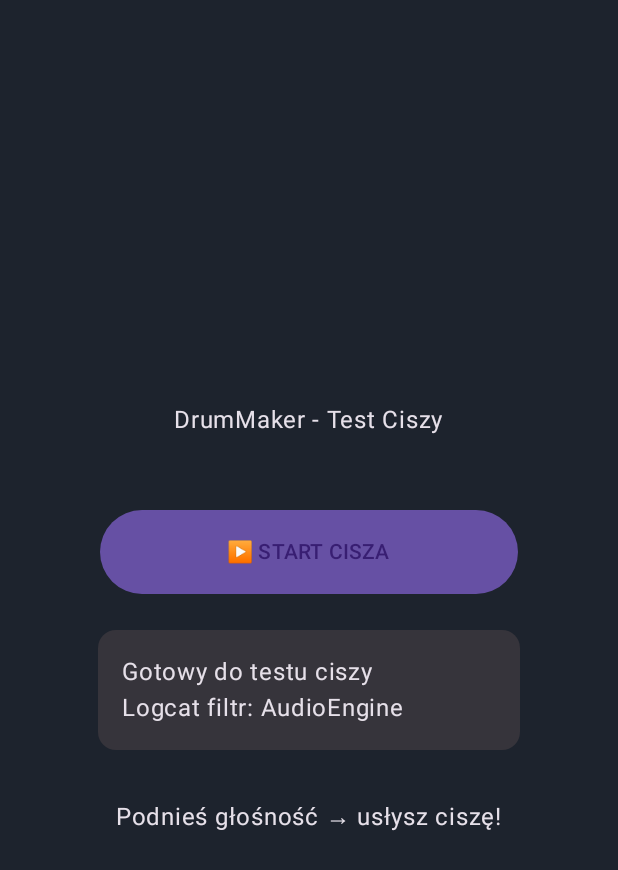
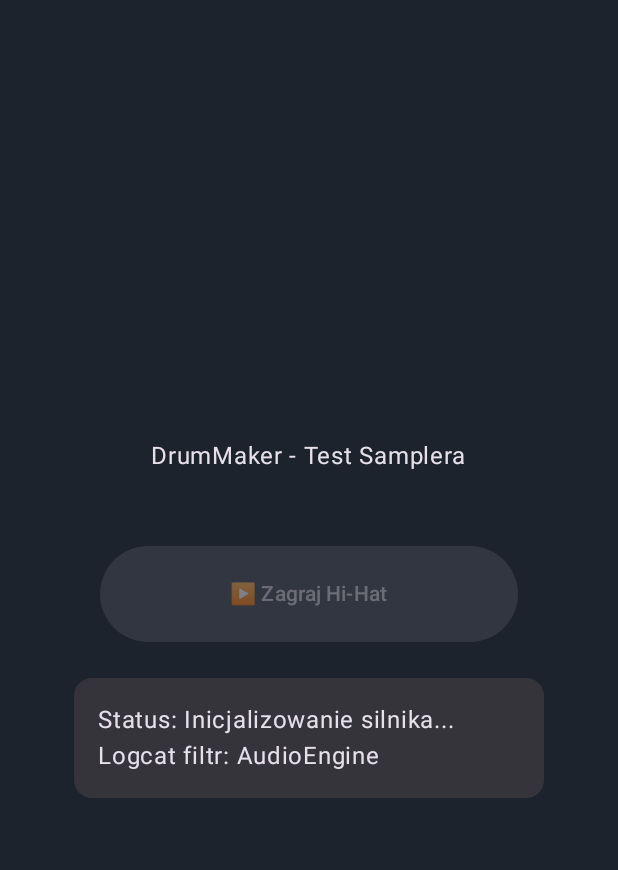
Before and after one commit to JKozina02/DrumMaker, an Android app built with Jetpack Compose: the screen it shows after launch (MainActivity), on a phone screen of 412 x 824 dp. Shown: the top 870 px of the screen. Run offline under Robolectric (Android 15) with nearby library versions, the phone set to English and light mode, and no system bars; 2 statements that could not run were skipped.

Commit message:
Code refactor

```diff
--- a/app/src/main/java/com/example/drummaker/composable/OptionScreen.kt
+++ b/app/src/main/java/com/example/drummaker/composable/OptionScreen.kt
@@ -2,13 +2,10 @@ package com.example.drummaker.composable
 
 import androidx.compose.foundation.layout.Box
 import androidx.compose.foundation.layout.Row
-import androidx.compose.foundation.layout.Spacer
 import androidx.compose.foundation.layout.fillMaxSize
-import androidx.compose.foundation.layout.size
 import androidx.compose.material3.Text
 import androidx.compose.runtime.Composable
 import androidx.compose.ui.Modifier
-import androidx.compose.ui.unit.dp
 import com.example.drummaker.composable.reusable.InnerShadowBox
 
 @Composable
--- a/app/src/main/java/com/example/drummaker/composable/TestScreen.kt
+++ b/app/src/main/java/com/example/drummaker/composable/TestScreen.kt
@@ -1,30 +1,81 @@
 package com.example.drummaker.composable
 
+import android.content.res.AssetManager
 import androidx.compose.foundation.layout.Arrangement
 import androidx.compose.foundation.layout.Column
+import androidx.compose.foundation.layout.Row
 import androidx.compose.foundation.layout.Spacer
 import androidx.compose.foundation.layout.fillMaxSize
+import androidx.compose.foundation.layout.fillMaxWidth
+import androidx.compose.foundation.layout.height
 import androidx.compose.foundation.layout.padding
+import androidx.compose.material3.Button
+import androidx.compose.material3.Card
 import androidx.compose.material3.Text
 import androidx.compose.runtime.Composable
+import androidx.compose.runtime.DisposableEffect
+import androidx.compose.runtime.LaunchedEffect
 import androidx.compose.runtime.getValue
 import androidx.compose.runtime.mutableStateOf
 import androidx.compose.runtime.remember
 import androidx.compose.runtime.setValue
 import androidx.compose.ui.Alignment
 import androidx.compose.ui.Modifier
+import androidx.compose.ui.platform.LocalContext
 import androidx.compose.ui.unit.dp
-import androidx.compose.foundation.layout.fillMaxWidth
-import androidx.compose.foundation.layout.height
-import androidx.compose.material3.Button
-import androidx.compose.material3.Card
 import com.example.drummaker.scripts.AudioEngineJNI
+import kotlinx.coroutines.Dispatchers
+import kotlinx.coroutines.withContext
 
 @Composable
 fun TestScreen() {
-    var handle by remember { mutableStateOf(0L) }
-    var status by remember { mutableStateOf("Gotowy do testu ciszy") }
+    val context = LocalContext.current
+    var engineHandle by remember { mutableStateOf(0L) }
+    var hihatSampleId by remember { mutableStateOf(-1) }
+    var status by remember { mutableStateOf("Gotowy") }
 
+    // --- Efekty do zarządzania cyklem życia silnika ---
+    LaunchedEffect(Unit) {
+        status = "Inicjalizowanie silnika..."
+        withContext(Dispatchers.IO) {
+            val handle = AudioEngineJNI.init(
+                assetManager = context.assets,
+                sampleRate = 48000,
+                bufferSize = 192
+            )
+
+            if (handle != 0L) {
+                // Uruchamiamy strumień od razu, aby był gotowy do gry
+                AudioEngineJNI.play(handle)
+
+                val loadedId = AudioEngineJNI.loadWav(handle, "hihatclose1.wav")
+
+                withContext(Dispatchers.Main) {
+                    engineHandle = handle
+                    if (loadedId != -1) {
+                        hihatSampleId = loadedId
+                        status = "✅ Gotowy! Naciśnij przycisk, aby zagrać."
+                    } else {
+                        status = "❌ Błąd ładowania sampla!"
+                    }
+                }
+            } else {
+                withContext(Dispatchers.Main) {
+                    status = "❌ Błąd inicjalizacji silnika!"
+                }
+            }
+        }
+    }
+
+    DisposableEffect(Unit) {
+        onDispose {
+            if (engineHandle != 0L) {
+                AudioEngineJNI.destroy(engineHandle)
+            }
+        }
+    }
+
+    // --- UI (Interfejs Użytkownika) ---
     Column(
         modifier = Modifier
             .fillMaxSize()
@@ -32,59 +83,31 @@ fun TestScreen() {
         horizontalAlignment = Alignment.CenterHorizontally,
         verticalArrangement = Arrangement.Center
     ) {
-        Text(
-            text = "DrumMaker - Test Ciszy",
-        )
-
+        Text(text = "DrumMaker - Test Samplera")
         Spacer(modifier = Modifier.height(48.dp))
 
+        // Przycisk do wyzwalania dźwięku
         Button(
             onClick = {
-                if (handle == 0L) {
-                    handle = AudioEngineJNI.init(44100, 192)
-                    status = if (handle != 0L) {
-                        "✅ Stream OK! Gra cisza (handle: $handle)"
-                    } else {
-                        "❌ Init błąd!"
-                    }
-                } else {
-                    AudioEngineJNI.destroy(handle)
-                    handle = 0L
-                    status = "🛑 Zatrzymano"
+                if (engineHandle != 0L && hihatSampleId != -1) {
+                    // Wywołujemy trigger dla załadowanego sampla
+                    AudioEngineJNI.trigger(engineHandle, hihatSampleId, 1.0f)
                 }
             },
-            modifier = Modifier
-                .fillMaxWidth(0.8f)
-                .height(56.dp)
+            modifier = Modifier.fillMaxWidth(0.8f).height(64.dp),
+            enabled = hihatSampleId != -1 // Przycisk aktywny tylko, gdy sampl jest załadowany
         ) {
-            Text(
-                text = if (handle == 0L) "▶️ START CISZA" else "⏹️ STOP",
-            )
+            Text(text = "▶️ Zagraj Hi-Hat")
         }
 
         Spacer(modifier = Modifier.height(24.dp))
 
-        Card(
-            modifier = Modifier
-                .fillMaxWidth(0.9f)
-                .padding(horizontal = 16.dp)
-        ) {
-            Column(
-                modifier = Modifier.padding(16.dp)
-            ) {
-                Text(
-                    text = status,
-                )
-                Text(
-                    text = "Logcat filtr: AudioEngine",
-                )
+        // Karta ze statusem
+        Card(modifier = Modifier.fillMaxWidth(0.9f)) {
+            Column(modifier = Modifier.padding(16.dp)) {
+                Text(text = "Status: $status")
+                Text(text = "Logcat filtr: AudioEngine")
             }
         }
-
-        Spacer(modifier = Modifier.height(32.dp))
-
-        Text(
-            text = "Podnieś głośność → usłysz ciszę!",
-        )
     }
 }
--- a/app/src/main/java/com/example/drummaker/scripts/JavaNativeInterface.kt
+++ b/app/src/main/java/com/example/drummaker/scripts/JavaNativeInterface.kt
@@ -15,4 +15,5 @@ object AudioEngineJNI {
     external fun getBPM(handle: Long): Float
     external fun loadWav(handle: Long, assetPath: String): Int
     external fun updateGrid(handle: Long, sampleId: Int, step: Int, isSet: Boolean)
+    external fun trigger(handle: Long, sampleId: Int, velocity: Float)
 }
```
Also changed, not shown: app/src/main/java/com/example/drummaker/composable/MainScreen.kt (+2 -9 lines), app/src/main/java/com/example/drummaker/composable/NoteScreen.kt (+1 -12 lines), app/src/main/java/com/example/drummaker/composable/PadScreen.kt (+6 -19 lines), app/src/main/java/com/example/drummaker/scripts/SoundScript.kt (deleted, +0 -113 lines), 4 other files.
